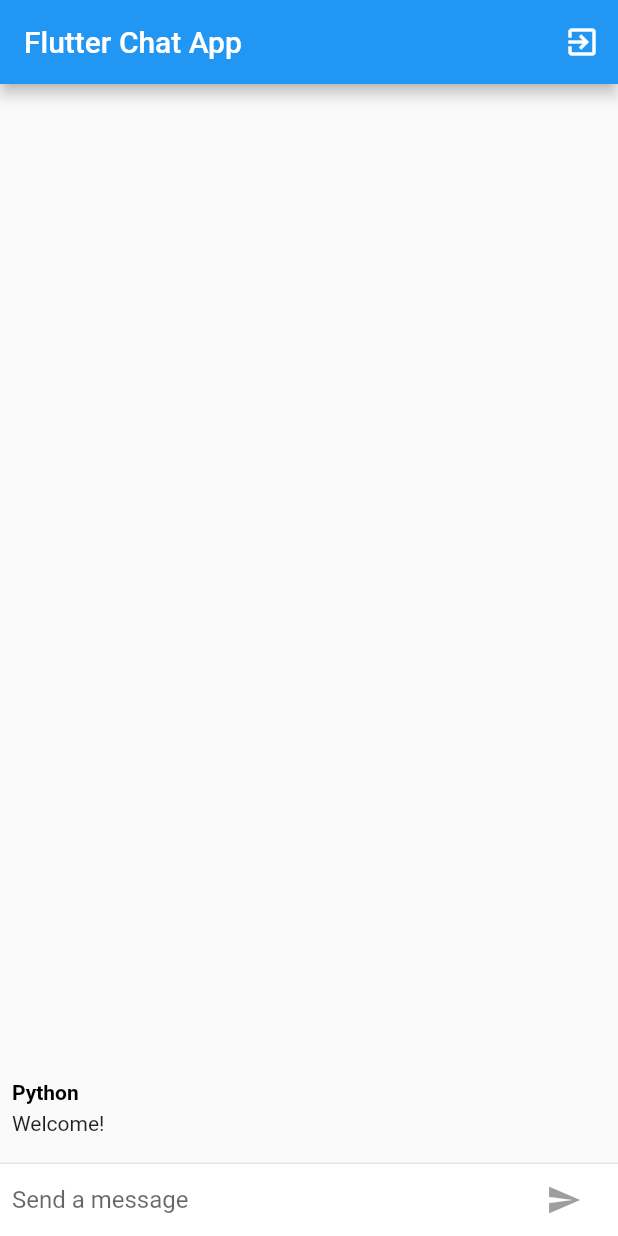
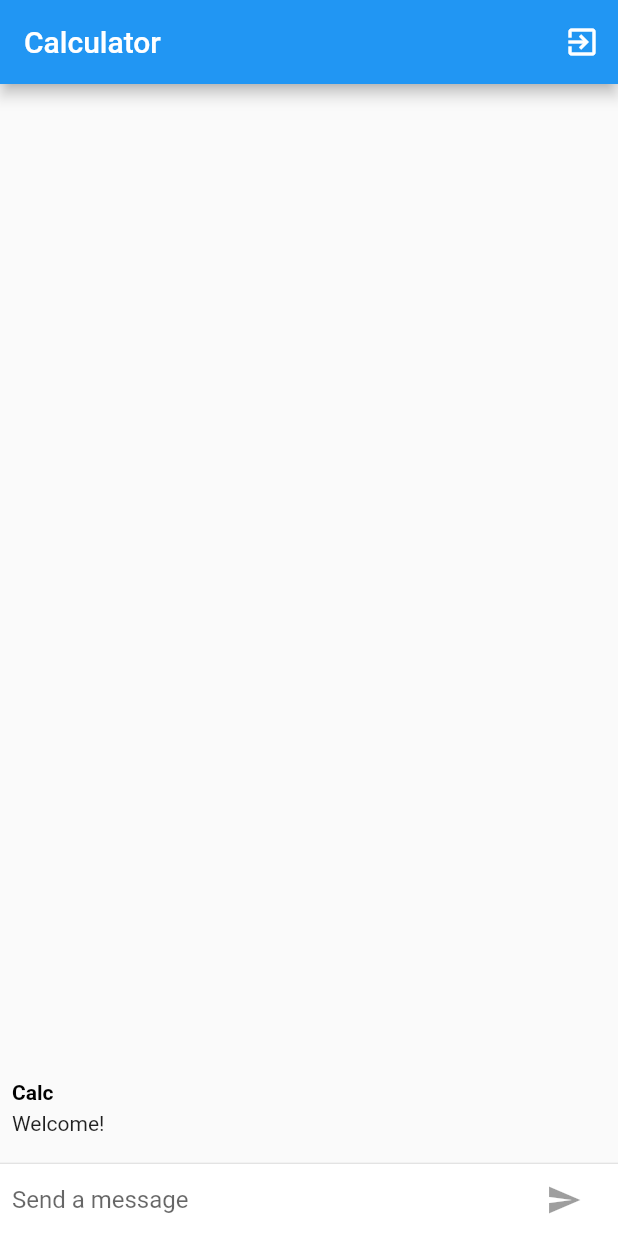
Before and after one commit to girisandeep/calcuchat, a Flutter app: the screen it shows after launch, on a phone screen of 412 x 824 dp. Run offline on Flutter 3.47's test engine with Material 2 defaults, Android fonts, the phone set to English and light mode, and no system bars.

```diff
--- a/lib/CalculatorService.dart
+++ b/lib/CalculatorService.dart
@@ -11,7 +11,9 @@ class ChatMessageSnapshot
 
 class CalculatorService
 {
+  Calculator calculator;
   CalculatorService(){
+    this.calculator = new Calculator();
     var chatMsg = ChatMessageSnapshot(true, DateTime.now(), "Welcome!");
     this.messages = new List<ChatMessageSnapshot>();
     this.messages.add(chatMsg);
@@ -27,8 +29,8 @@ class CalculatorService
     this.messages.insert(0, chatMsg);
     if(OnAdd != null)
       this.OnAdd();
-    double result = (new Calculator(msg)).calculate();
-    chatMsg = ChatMessageSnapshot(true, DateTime.now(), result.toString());
+    String result = calculator.calculate(msg);
+    chatMsg = ChatMessageSnapshot(true, DateTime.now(), result);
     this.messages.insert(0, chatMsg);
     if(OnAdd != null)
       this.OnAdd();
--- a/lib/ChatMessageListItem.dart
+++ b/lib/ChatMessageListItem.dart
@@ -1,5 +1,5 @@
 import 'package:flutter/material.dart';
-import 'package:flutter_app/CalculatorService.dart';
+import 'package:Calcuchat/CalculatorService.dart';
 
 var currentUserEmail;
 
@@ -74,7 +74,7 @@ class ChatMessageListItem extends StatelessWidget {
         child: new Column(
           crossAxisAlignment: CrossAxisAlignment.start,
           children: <Widget>[
-            new Text("Python",
+            new Text("Calc",
                 style: new TextStyle(
                     fontSize: 14.0,
                     color: Colors.black,
--- a/lib/ChatScreen.dart
+++ b/lib/ChatScreen.dart
@@ -3,8 +3,8 @@ import 'dart:io';
 
 import 'package:flutter/cupertino.dart';
 import 'package:flutter/material.dart';
-import 'package:flutter_app/ChatMessageListItem.dart';
-import 'package:flutter_app/CalculatorService.dart';
+import 'package:Calcuchat/ChatMessageListItem.dart';
+import 'package:Calcuchat/CalculatorService.dart';
 
 //final googleSignIn = new GoogleSignIn();
 //final analytics = new FirebaseAnalytics();
@@ -34,7 +34,7 @@ class ChatScreenState extends State<ChatScreen> {
   Widget build(BuildContext context) {
     return new Scaffold(
         appBar: new AppBar(
-          title: new Text("Flutter Chat App"),
+          title: new Text("Calculator"),
           elevation:
           Theme.of(context).platform == TargetPlatform.iOS ? 0.0 : 4.0,
           actions: <Widget>[
--- a/lib/main.dart
+++ b/lib/main.dart
@@ -1,8 +1,8 @@
 import 'package:flutter/cupertino.dart';
 import 'package:flutter/foundation.dart';
 import 'package:flutter/material.dart';
-import 'package:flutter_app/ChatScreen.dart';
-import 'package:flutter_app/util/Themes.dart';
+import 'package:Calcuchat/ChatScreen.dart';
+import 'package:Calcuchat/util/Themes.dart';
 
 void main() => runApp(new FlutterChatApp());
 
--- a/pubspec.yaml
+++ b/pubspec.yaml
@@ -1,5 +1,5 @@
-name: flutter_app
-description: A new Flutter application.
+name: Calcuchat
+description: A Chat like UI for Calculator.
 
 # The following defines the version and build number for your application.
 # A version number is three numbers separated by dots, like 1.2.43
```
Also changed, not shown: lib/calc.dart (+40 -7 lines), 2 other files.
